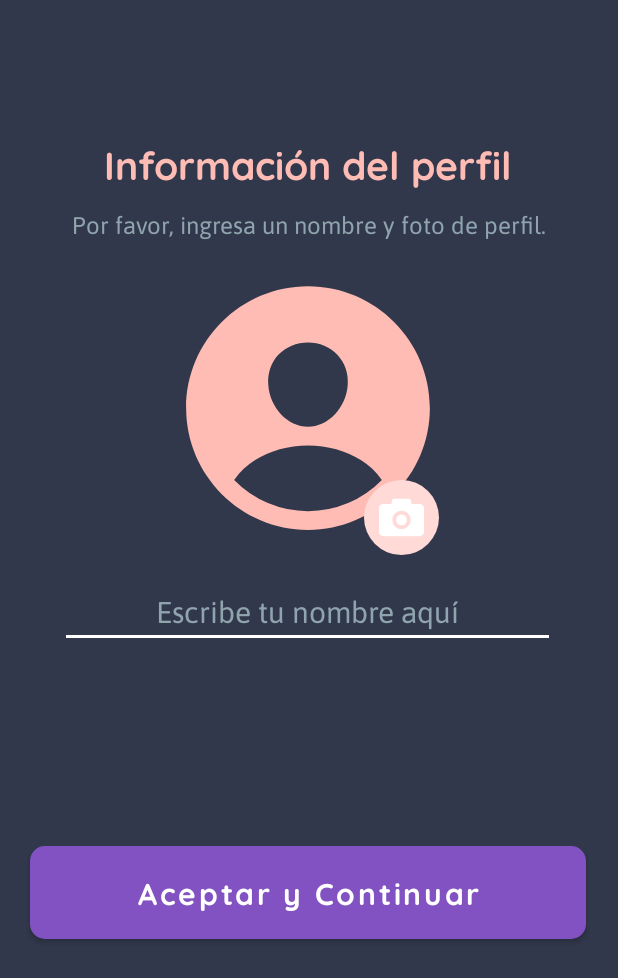
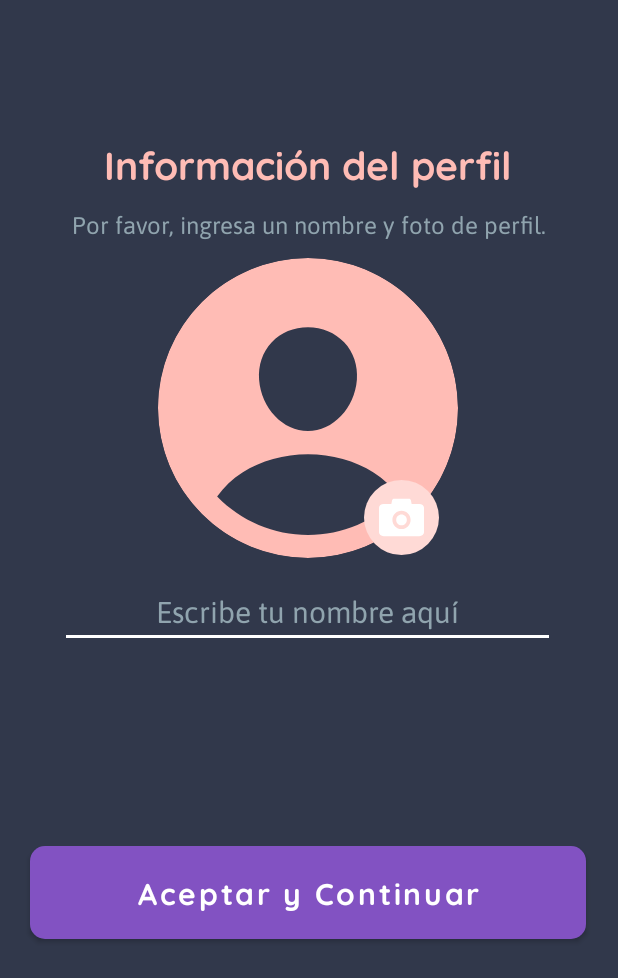
Before and after one commit to AbstrackTeam/HanasuApp, an Android app: the SetProfileInfoActivity screen opened directly, with no data from a screen before it, on a phone screen of 412 x 824 dp. Shown: the top 978 px of the screen. Run offline under Robolectric (Android 15) with nearby library versions, the phone set to English and light mode, and no system bars; our stand-ins replace Firebase (no records; nobody signed in at launch, a user with empty details on screens opened directly); libraries missing offline, so code that uses them is left out: jp.wasabeef.blurry.

Commit message:
Profile picture icon fixed
El svg correspondiente al ícono de perfil ya no tiene espacios vacíos.

```diff
--- a/app/src/main/res/drawable/ic_profile_pic.xml
+++ b/app/src/main/res/drawable/ic_profile_pic.xml
@@ -1,5 +1,4 @@
-<vector android:height="48dp" android:viewportHeight="512" android:viewportWidth="512"
-
-    android:width="48dp" xmlns:android="http://schemas.android.com/apk/res/android">
-    <path android:fillColor="@color/accent_color" android:pathData="M256,48C141.31,48 48,141.31 48,256s93.31,208 208,208 208,-93.31 208,-208S370.69,48 256,48ZM205.78,164.82C218.45,151.39 236.28,144 256,144s37.39,7.44 50.11,20.94C319,178.62 325.27,197 323.79,216.76 320.83,256 290.43,288 256,288s-64.89,-32 -67.79,-71.25C186.74,196.83 193,178.39 205.78,164.82ZM256,432a175.49,175.49 0,0 1,-126 -53.22,122.91 122.91,0 0,1 35.14,-33.44C190.63,329 222.89,320 256,320s65.37,9 90.83,25.34A122.87,122.87 0,0 1,382 378.78,175.45 175.45,0 0,1 256,432Z"/>
+<vector android:height="200dp" android:viewportHeight="416"
+    android:viewportWidth="416" android:width="200dp" xmlns:android="http://schemas.android.com/apk/res/android">
+    <path android:fillColor="#ffbcb5" android:pathData="M208,0C93.31,0 0,93.31 0,208 0,322.69 93.31,416 208,416 322.69,416 416,322.69 416,208 416,93.31 322.69,0 208,0ZM157.78,116.82C170.45,103.39 188.28,96 208,96c19.72,0 37.39,7.44 50.11,20.94C271,130.62 277.27,149 275.79,168.76 272.83,208 242.43,240 208,240c-34.43,0 -64.89,-32 -67.79,-71.25 -1.47,-19.92 4.79,-38.36 17.57,-51.93zM208,384c-23.495,0.016 -46.755,-4.687 -68.398,-13.829C117.958,361.029 98.37,347.633 82,330.78 91.375,317.41 103.322,306.041 117.14,297.34 142.63,281 174.89,272 208,272c33.11,0 65.37,9 90.83,25.34 13.83,8.697 25.787,20.066 35.17,33.44 -16.368,16.855 -35.957,30.252 -57.6,39.394 -21.644,9.142 -44.905,13.844 -68.4,13.826z"/>
 </vector>
--- a/app/src/main/res/layout/activity_profile_info.xml
+++ b/app/src/main/res/layout/activity_profile_info.xml
@@ -82,12 +82,11 @@
         android:scaleType="centerCrop"
         app:layout_constraintEnd_toEndOf="parent"
 
-
         app:layout_constraintHorizontal_bias="0.497"
         app:layout_constraintStart_toStartOf="parent"
         app:layout_constraintTop_toBottomOf="@+id/txtInstruction"
         app:shapeAppearanceOverlay="@style/roundedImageViewRounded"
-        app:srcCompat="@drawable/ic_profile_pic" />
+        app:srcCompat="@drawable/ic_profile_pic"/>
 
     <androidx.cardview.widget.CardView
         android:id="@+id/crdVCamera"
```
